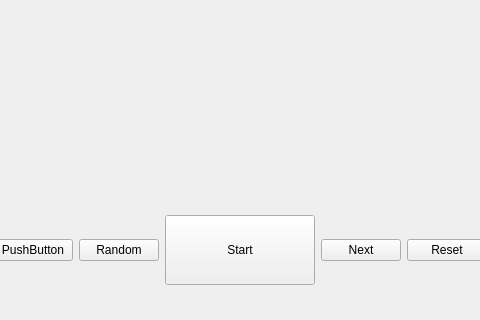
This is mainwindow.ui in nuitar/WUT_Pair_Programming as Qt 5 draws it before an edit; both pictures show x 174 to 654 and y 357 to 677 of the 828 by 677 pixel window. The edited form follows.
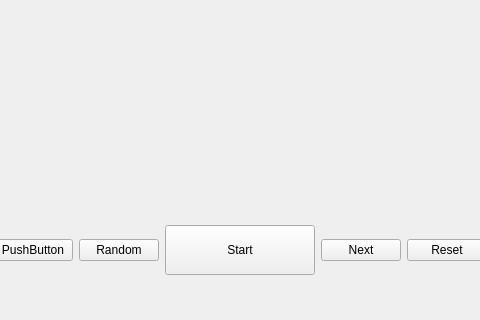
This is the edited form. Custom widgets are drawn as their Qt base class.

Patch:
```diff
--- a/mainwindow.ui
+++ b/mainwindow.ui
@@ -66,7 +66,7 @@
          <property name="minimumSize">
           <size>
            <width>150</width>
-           <height>70</height>
+           <height>50</height>
           </size>
          </property>
          <property name="text">
```
Left out of the diff: 4 changed lines with no effect on the pictures.
